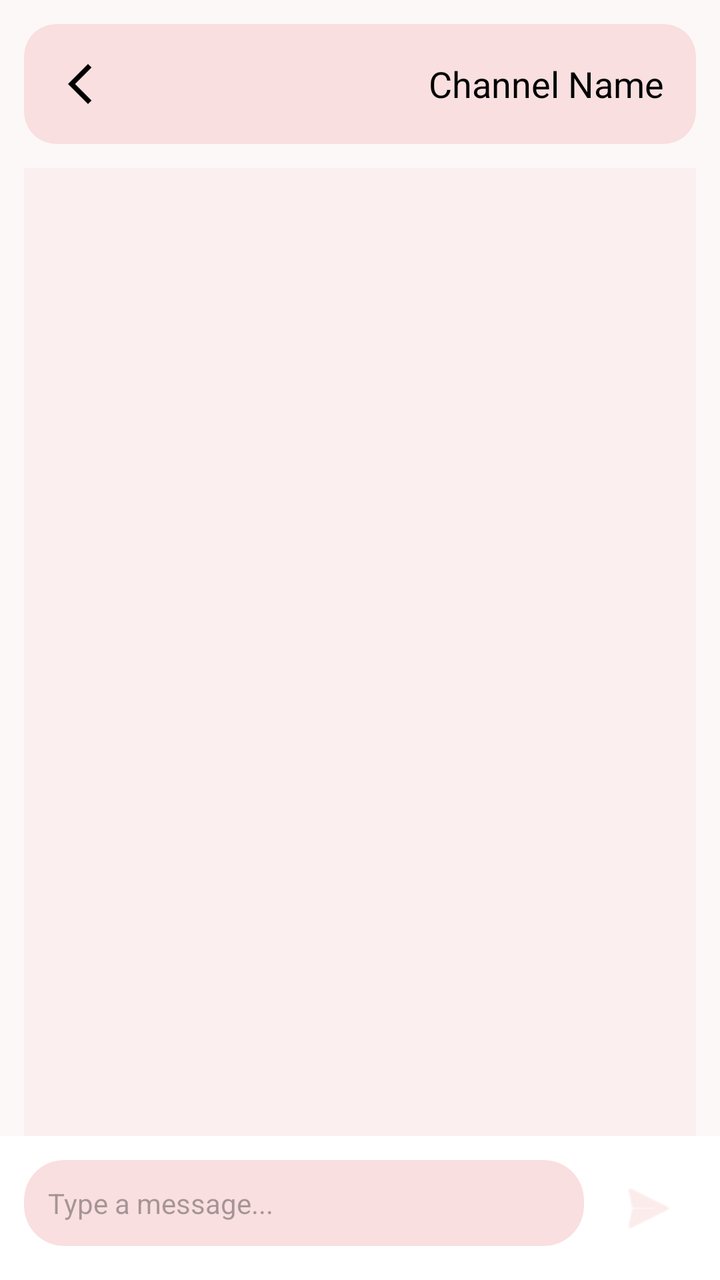
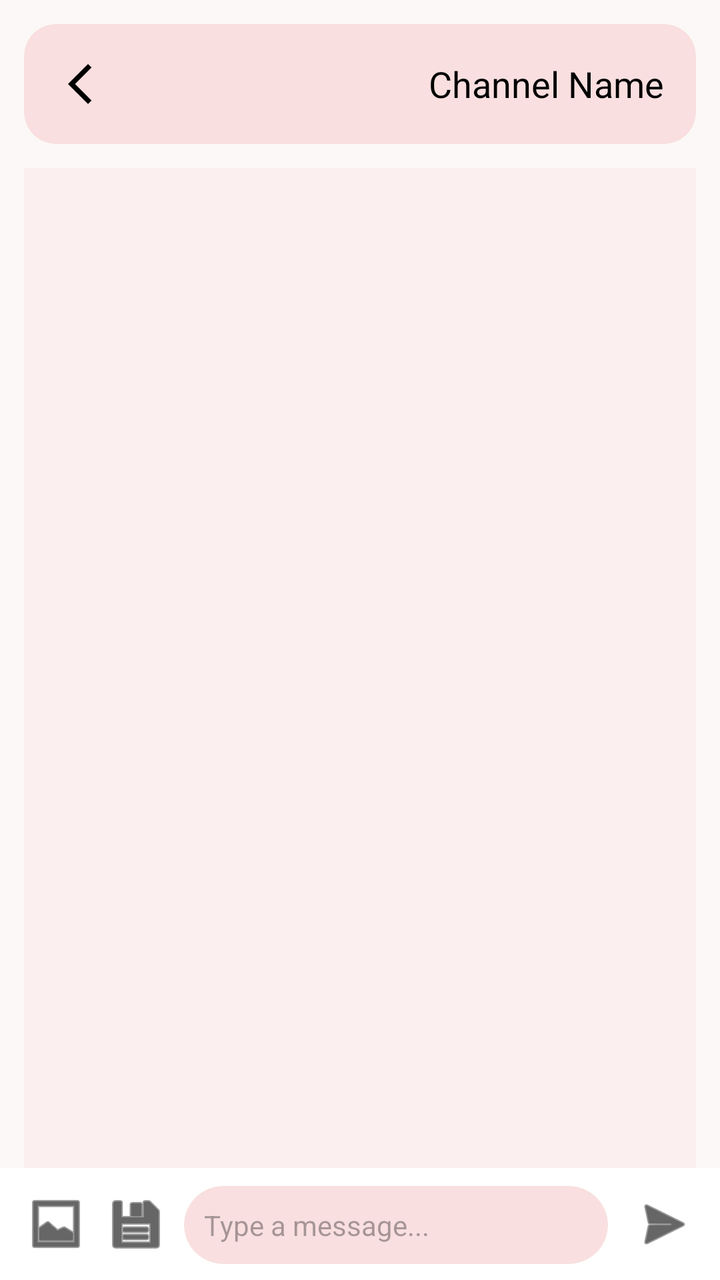

Two renders of the same Android screen: before a commit and after it. Below are the layout's source before the change and the commit's diff.
<!-- AndroidManifest.xml: application theme Theme.SE114_CallingSystem -->
<!-- res/layout/activity_chat_detail.xml -->
<?xml version="1.0" encoding="utf-8"?>
<RelativeLayout xmlns:android="http://schemas.android.com/apk/res/android"
    xmlns:app="http://schemas.android.com/apk/res-auto"
    android:id="@+id/main"
    android:layout_width="match_parent"
    android:layout_height="match_parent"
    android:background="@color/bg_default">

    <androidx.cardview.widget.CardView
        android:id="@+id/header"
        android:layout_width="match_parent"
        android:layout_height="60dp"
        android:layout_margin="12dp"
        app:cardBackgroundColor="@color/bg_search"
        app:cardCornerRadius="16dp"
        app:cardElevation="0dp"
        app:cardMaxElevation="0dp">

        <RelativeLayout
            android:layout_width="match_parent"
            android:layout_height="match_parent"
            android:paddingHorizontal="16dp">

            <ImageView
                android:id="@+id/btnBack"
                android:layout_width="24dp"
                android:layout_height="24dp"
                android:layout_centerVertical="true"
                android:src="@drawable/icon_backbutton"/>

            <TextView
                android:id="@+id/tvChannelName"
                android:layout_width="wrap_content"
                android:layout_height="wrap_content"
                android:layout_alignParentEnd="true"
                android:layout_centerVertical="true"
                android:text="Channel Name"
                android:textColor="@color/black"
                android:textSize="18sp"
                android:textStyle="normal" />
        </RelativeLayout>
    </androidx.cardview.widget.CardView>

    <androidx.recyclerview.widget.RecyclerView
        android:id="@+id/chatRecyclerView"
        android:layout_width="match_parent"
        android:layout_height="match_parent"
        android:layout_above="@+id/inputArea"
        android:layout_below="@+id/header"
        android:layout_marginHorizontal="12dp"
        android:padding="8dp"
        android:background="@color/bg_alter"/>

    <LinearLayout
        android:id="@+id/inputArea"
        android:layout_width="match_parent"
        android:layout_height="wrap_content"
        android:layout_alignParentBottom="true"
        android:background="@color/white"
        android:orientation="horizontal"
        android:padding="12dp">

        <androidx.cardview.widget.CardView
            android:layout_width="0dp"
            android:layout_height="wrap_content"
            android:layout_weight="1"
            app:cardBackgroundColor="@color/bg_search"
            app:cardCornerRadius="20dp"
            app:cardElevation="0dp">

            <EditText
                android:id="@+id/edtMessage"
                android:layout_width="match_parent"
                android:layout_height="wrap_content"
                android:background="@android:color/transparent"
                android:hint="Type a message..."
                android:padding="12dp"
                android:textSize="14sp" />
        </androidx.cardview.widget.CardView>

        <ImageButton
            android:id="@+id/btnSend"
            android:layout_width="48dp"
            android:layout_height="48dp"
            android:layout_marginStart="8dp"
            android:background="?attr/selectableItemBackgroundBorderless"
            android:src="@android:drawable/ic_menu_send"
            app:tint="@color/bg_search" />
    </LinearLayout>

</RelativeLayout>
<!-- resources referenced by this layout -->
<resources>
  <color name="bg_alter">#FBEFEF</color>
  <color name="bg_default">#FCF8F8</color>
  <color name="bg_search">#F9DFDF</color>
  <color name="black">#FF000000</color>
  <color name="white">#FFFFFFFF</color>
  <!-- drawable icon_backbutton (drawable) -->
  <vector xmlns:android="http://schemas.android.com/apk/res/android"
      android:width="24dp"
      android:height="24dp"
      android:viewportWidth="960"
      android:viewportHeight="960">
    <path
        android:pathData="M640,880 L240,480l400,-400 71,71 -329,329 329,329 -71,71Z"
        android:fillColor="#000000"/>
  </vector>
  <style name="Theme.SE114_CallingSystem" parent="Base.Theme.SE114_CallingSystem" />
  <style name="Base.Theme.SE114_CallingSystem" parent="Theme.Material3.DayNight.NoActionBar">
          
          
      </style>
</resources>

<!-- the commit's change to res/layout/activity_chat_detail.xml (unified diff, before → after) -->
@@ -1,64 +1,76 @@
 <?xml version="1.0" encoding="utf-8"?>
-<RelativeLayout xmlns:android="http://schemas.android.com/apk/res/android"
+<LinearLayout xmlns:android="http://schemas.android.com/apk/res/android"
     xmlns:app="http://schemas.android.com/apk/res-auto"
     android:id="@+id/main"
     android:layout_width="match_parent"
     android:layout_height="match_parent"
-    android:background="@color/bg_default">
+    android:background="@color/bg_default"
+    android:orientation="vertical"
+    android:fitsSystemWindows="true"> <androidx.cardview.widget.CardView
+    android:id="@+id/header"
+    android:layout_width="match_parent"
+    android:layout_height="60dp"
+    android:layout_margin="12dp"
+    app:cardBackgroundColor="@color/bg_search"
+    app:cardCornerRadius="16dp"
+    app:cardElevation="0dp">
 
-    <androidx.cardview.widget.CardView
-        android:id="@+id/header"
+    <RelativeLayout
         android:layout_width="match_parent"
-        android:layout_height="60dp"
-        android:layout_margin="12dp"
-        app:cardBackgroundColor="@color/bg_search"
-        app:cardCornerRadius="16dp"
-        app:cardElevation="0dp"
-        app:cardMaxElevation="0dp">
-
-        <RelativeLayout
-            android:layout_width="match_parent"
-            android:layout_height="match_parent"
-            android:paddingHorizontal="16dp">
-
-            <ImageView
-                android:id="@+id/btnBack"
-                android:layout_width="24dp"
-                android:layout_height="24dp"
-                android:layout_centerVertical="true"
-                android:src="@drawable/icon_backbutton"/>
-
-            <TextView
-                android:id="@+id/tvChannelName"
-                android:layout_width="wrap_content"
-                android:layout_height="wrap_content"
-                android:layout_alignParentEnd="true"
-                android:layout_centerVertical="true"
-                android:text="Channel Name"
-                android:textColor="@color/black"
-                android:textSize="18sp"
-                android:textStyle="normal" />
-        </RelativeLayout>
-    </androidx.cardview.widget.CardView>
+        android:layout_height="match_parent"
+        android:paddingHorizontal="16dp">
+        <ImageView
+            android:id="@+id/btnBack"
+            android:layout_width="24dp"
+            android:layout_height="24dp"
+            android:layout_centerVertical="true"
+            android:src="@drawable/icon_backbutton"/>
+        <TextView
+            android:id="@+id/tvChannelName"
+            android:layout_width="wrap_content"
+            android:layout_height="wrap_content"
+            android:layout_alignParentEnd="true"
+            android:layout_centerVertical="true"
+            android:text="Channel Name"
+            android:textColor="@color/black"
+            android:textSize="18sp" />
+    </RelativeLayout>
+</androidx.cardview.widget.CardView>
 
     <androidx.recyclerview.widget.RecyclerView
         android:id="@+id/chatRecyclerView"
         android:layout_width="match_parent"
-        android:layout_height="match_parent"
-        android:layout_above="@+id/inputArea"
-        android:layout_below="@+id/header"
+        android:layout_height="0dp"
+        android:layout_weight="1"
         android:layout_marginHorizontal="12dp"
-        android:padding="8dp"
-        android:background="@color/bg_alter"/>
+        android:background="@color/bg_alter"
+        android:padding="8dp" />
 
     <LinearLayout
         android:id="@+id/inputArea"
         android:layout_width="match_parent"
         android:layout_height="wrap_content"
-        android:layout_alignParentBottom="true"
         android:background="@color/white"
         android:orientation="horizontal"
-        android:padding="12dp">
+        android:gravity="bottom"
+        android:padding="8dp">
+
+        <ImageButton
+            android:id="@+id/btnAttachImage"
+            android:layout_width="40dp"
+            android:layout_height="40dp"
+            android:background="?attr/selectableItemBackgroundBorderless"
+            android:src="@android:drawable/ic_menu_gallery"
+            app:tint="@color/black" />
+
+        <ImageButton
+            android:id="@+id/btnAttachFile"
+            android:layout_width="40dp"
+            android:layout_height="40dp"
+            android:layout_marginEnd="4dp"
+            android:background="?attr/selectableItemBackgroundBorderless"
+            android:src="@android:drawable/ic_menu_save"
+            app:tint="@color/black" />
 
         <androidx.cardview.widget.CardView
             android:layout_width="0dp"
@@ -74,18 +86,19 @@
                 android:layout_height="wrap_content"
                 android:background="@android:color/transparent"
                 android:hint="Type a message..."
-                android:padding="12dp"
+                android:maxLines="4"
+                android:padding="10dp"
                 android:textSize="14sp" />
         </androidx.cardview.widget.CardView>
 
         <ImageButton
             android:id="@+id/btnSend"
-            android:layout_width="48dp"
-            android:layout_height="48dp"
+            android:layout_width="40dp"
+            android:layout_height="40dp"
             android:layout_marginStart="8dp"
             android:background="?attr/selectableItemBackgroundBorderless"
             android:src="@android:drawable/ic_menu_send"
-            app:tint="@color/bg_search" />
+            app:tint="@color/black" />
     </LinearLayout>
 
-</RelativeLayout>
+</LinearLayout>
